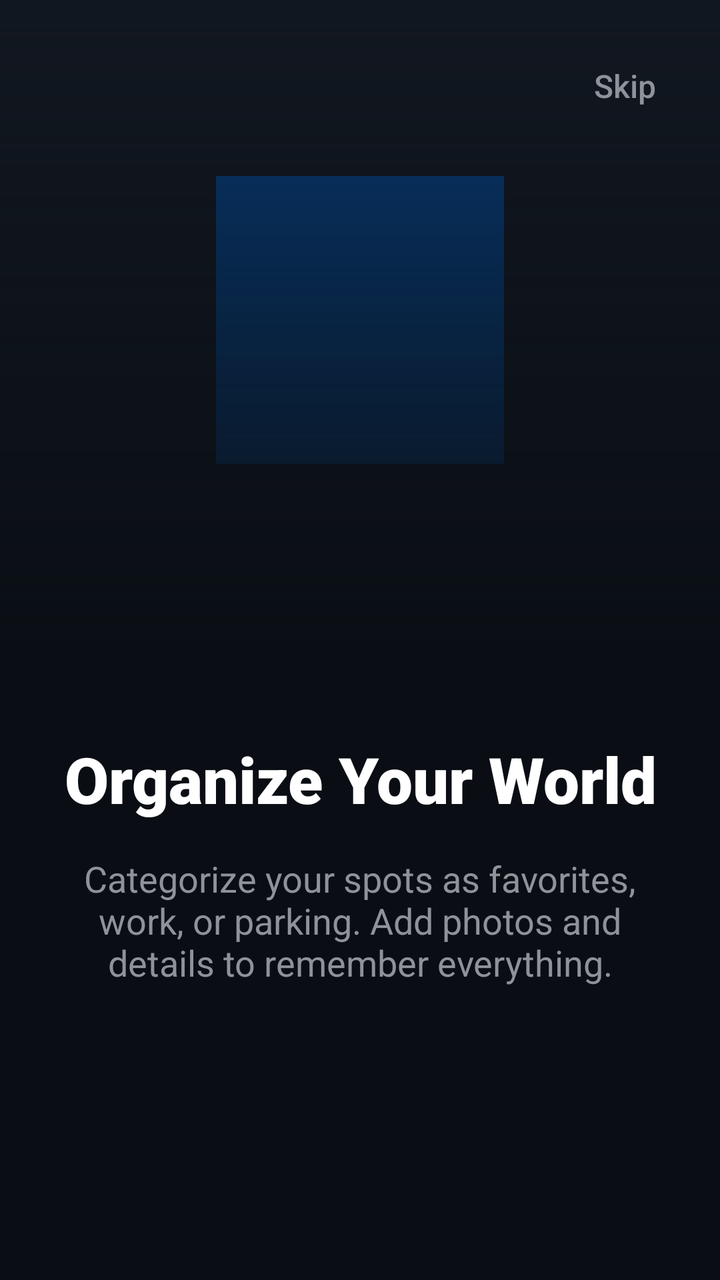
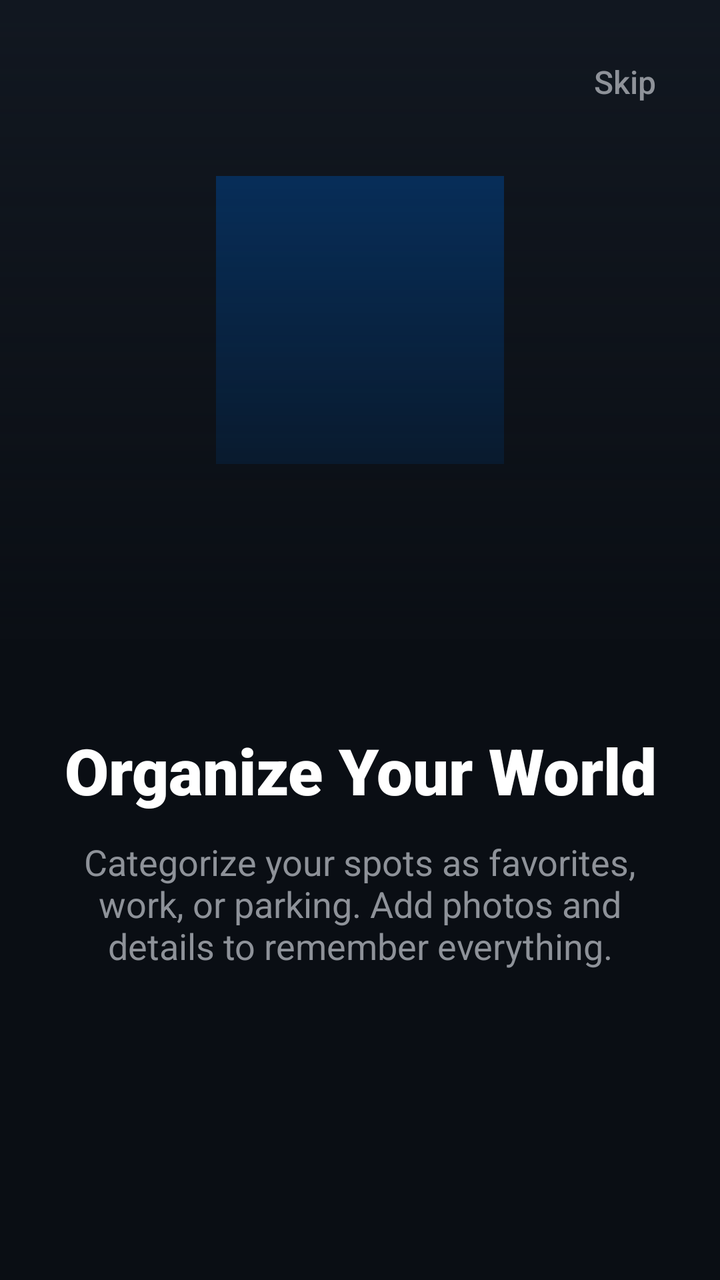

An Android layout rendered at two revisions. The XML below is the earlier revision; the diff shows what the commit changed to produce the second picture.
<!-- AndroidManifest.xml: application theme Theme.WhereIsMyCar -->
<!-- res/layout/item_onboarding_2.xml -->
<androidx.constraintlayout.widget.ConstraintLayout
    xmlns:android="http://schemas.android.com/apk/res/android"
    xmlns:app="http://schemas.android.com/apk/res-auto"
    android:layout_width="match_parent"
    android:layout_height="match_parent"
    android:background="#0A0E14">

    <ImageView
        android:id="@+id/onboarding_image"
        android:layout_width="match_parent"
        android:layout_height="0dp"
        android:contentDescription="@string/todo"
        android:src="@drawable/img_onboarding_2"
        android:scaleType="centerCrop"
        android:alpha="0.4"
        app:layout_constraintHeight_percent="0.5"
        app:layout_constraintTop_toTopOf="parent" />

    <View
        android:layout_width="match_parent"
        android:layout_height="0dp"
        android:background="@drawable/bg_gradient_fade"
        app:layout_constraintTop_toTopOf="@id/onboarding_image"
        app:layout_constraintBottom_toBottomOf="@id/onboarding_image" />

    <TextView
        android:id="@+id/onboarding_skip"
        android:layout_width="wrap_content"
        android:layout_height="wrap_content"
        android:layout_margin="24dp"
        android:text="@string/skip"
        android:textColor="@color/text_secondary"
        android:textSize="16sp"
        android:fontFamily="sans-serif-medium"
        android:padding="8dp"
        app:layout_constraintTop_toTopOf="parent"
        app:layout_constraintEnd_toEndOf="parent" />

    <TextView
        android:id="@+id/onboarding_text"
        android:layout_width="0dp"
        android:layout_height="wrap_content"
        android:layout_marginHorizontal="32dp"
        android:layout_marginTop="48dp"
        android:text="@string/onboarding_title_2"
        android:textColor="#FFFFFF"
        android:textSize="32sp"
        android:fontFamily="sans-serif-black"
        android:gravity="center"
        app:layout_constraintTop_toBottomOf="@id/onboarding_image"
        app:layout_constraintStart_toStartOf="parent"
        app:layout_constraintEnd_toEndOf="parent" />

    <TextView
        android:id="@+id/onboarding_description"
        android:layout_width="0dp"
        android:layout_height="wrap_content"
        android:layout_marginHorizontal="32dp"
        android:layout_marginTop="16dp"
        android:text="@string/onboarding_description_2"
        android:textColor="#8E9299"
        android:textSize="18sp"
        android:gravity="center"
        app:layout_constraintTop_toBottomOf="@id/onboarding_text"
        app:layout_constraintStart_toStartOf="parent"
        app:layout_constraintEnd_toEndOf="parent" />

</androidx.constraintlayout.widget.ConstraintLayout>
<!-- resources referenced by this layout -->
<resources>
  <color name="text_secondary">#8E9299</color>
  <!-- drawable bg_gradient_fade (drawable) -->
  <shape xmlns:android="http://schemas.android.com/apk/res/android">
      <gradient
          android:angle="270"
          android:endColor="@color/bg_dark"
          android:startColor="@android:color/transparent" />
  </shape>
  <!-- drawable img_onboarding_2 (drawable) -->
  <vector xmlns:android="http://schemas.android.com/apk/res/android"
      android:width="200dp"
      android:height="200dp"
      android:viewportWidth="200"
      android:viewportHeight="200">
      <path
          android:fillColor="#1C2633"
          android:pathData="M0,0h200v200h-200z"/>
      <path
          android:fillColor="#007AFF"
          android:pathData="M60,60h80v80h-80z"/>
  </vector>
  <string name="onboarding_description_2">Categorize your spots as favorites, work, or parking. Add photos and details to remember everything.</string>
  <string name="onboarding_title_2">Organize Your World</string>
  <string name="skip">Skip</string>
  <string name="todo">TODO</string>
  <style name="Theme.WhereIsMyCar" parent="Base.Theme.WhereIsMyCar" />
  <color name="bg_dark">#0A0E14</color>
  <style name="Base.Theme.WhereIsMyCar" parent="Theme.Material3.DayNight.NoActionBar">
          
          
      </style>
</resources>

<!-- the commit's change to res/layout/item_onboarding_2.xml (unified diff, before → after) -->
@@ -1,3 +1,4 @@
+<?xml version="1.0" encoding="utf-8"?>
 <androidx.constraintlayout.widget.ConstraintLayout
     xmlns:android="http://schemas.android.com/apk/res/android"
     xmlns:app="http://schemas.android.com/apk/res-auto"
@@ -33,6 +34,7 @@
         android:textSize="16sp"
         android:fontFamily="sans-serif-medium"
         android:padding="8dp"
+        android:includeFontPadding="false"
         app:layout_constraintTop_toTopOf="parent"
         app:layout_constraintEnd_toEndOf="parent" />
 
@@ -47,6 +49,7 @@
         android:textSize="32sp"
         android:fontFamily="sans-serif-black"
         android:gravity="center"
+        android:includeFontPadding="false"
         app:layout_constraintTop_toBottomOf="@id/onboarding_image"
         app:layout_constraintStart_toStartOf="parent"
         app:layout_constraintEnd_toEndOf="parent" />
@@ -61,6 +64,7 @@
         android:textColor="#8E9299"
         android:textSize="18sp"
         android:gravity="center"
+        android:includeFontPadding="false"
         app:layout_constraintTop_toBottomOf="@id/onboarding_text"
         app:layout_constraintStart_toStartOf="parent"
         app:layout_constraintEnd_toEndOf="parent" />
